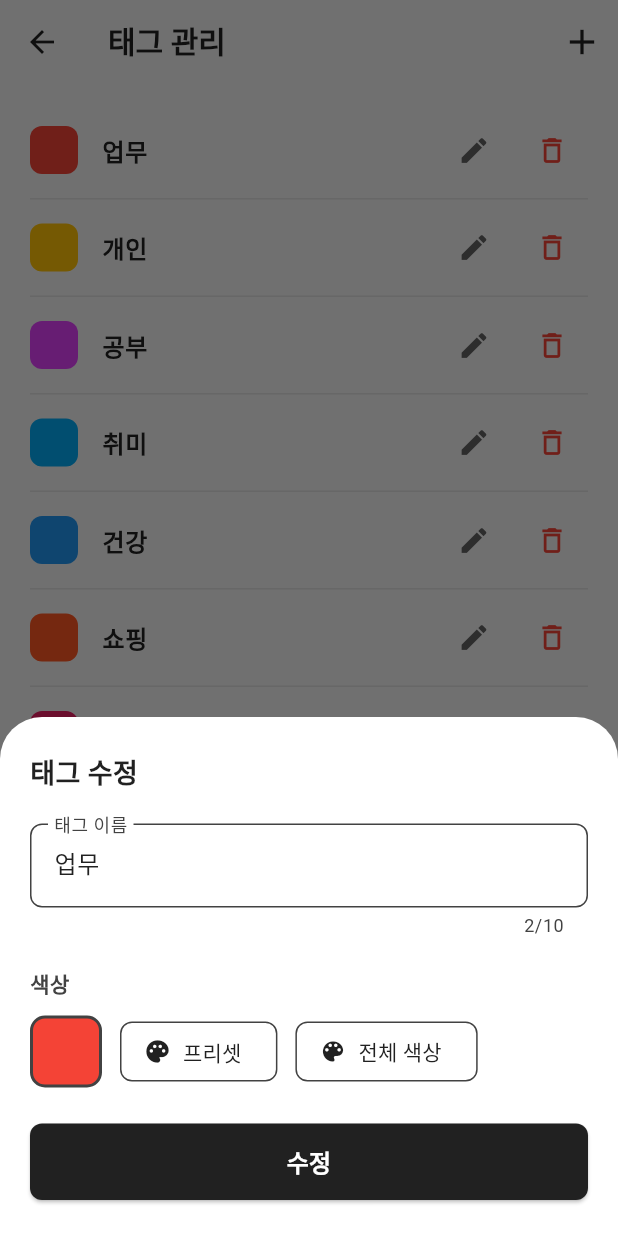
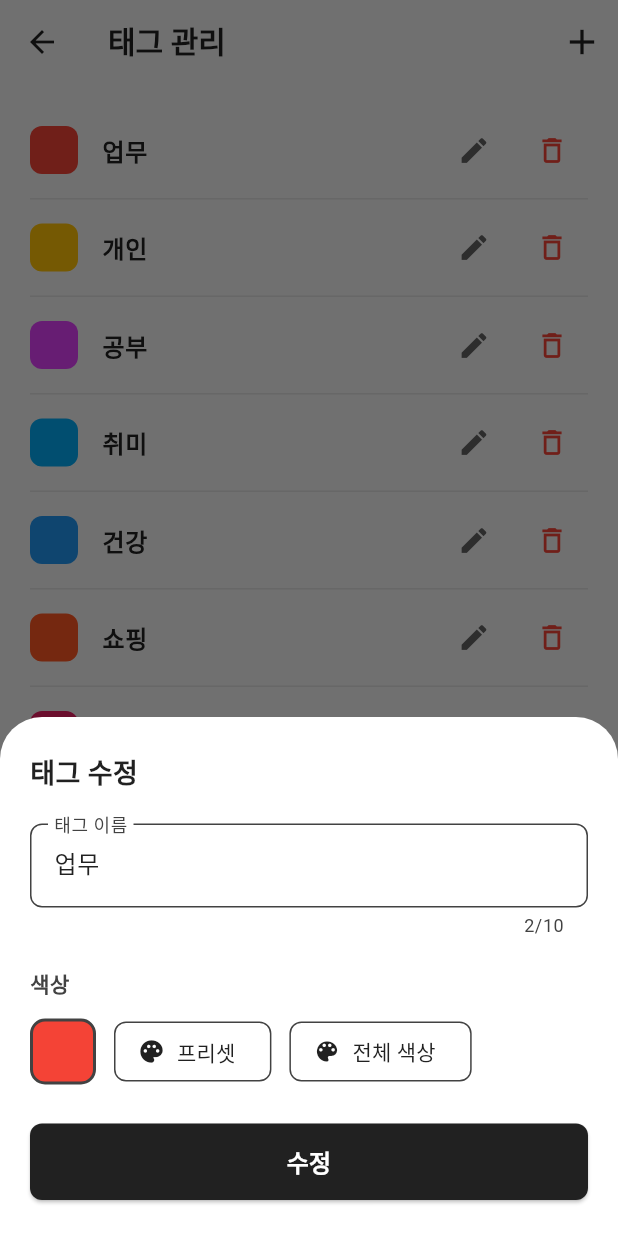
Before and after one commit to cheng80/hivetodo, a Flutter app: the TagSettings screen opened directly, after a tap on the "edit" icon, on a phone screen of 412 x 824 dp. Run offline on Flutter 3.47's test engine with Material 3 defaults, Android fonts, the phone set to English and light mode, and no system bars; our stand-ins replace flutter_colorpicker, flutter_riverpod, get_storage, hive_flutter; accounts and stored records are empty.

Commit message:
앱명·번들 TagDo 변경 및 ConfigUI 공통 설정 도입
- 앱 표기명 TagDo, 패키지/번들 com.cheng80.tagdo (iOS·Android·기타 플랫폼)
- pubspec name: tagdo, lib import 경로 일괄 변경
- ConfigUI (config_ui.dart): Flat + Minimalism + Soft UI·접근성 static 상수
  - 반경/간격/애니메이션/최소 터치 영역 등 위젯에서 ConfigUI.xxx 참조
- docs/NOTIFICATION_SETUP.md 추가, todo.md 갱신

Co-authored-by: Cursor <cursoragent@cursor.com>

````diff
--- a/lib/theme/app_colors.dart
+++ b/lib/theme/app_colors.dart
@@ -2,7 +2,7 @@
 //
 // 사용 예시:
 // ```dart
-// import 'package:flutter_hive_sample/theme/app_colors.dart';
+// import 'package:tagdo/theme/app_colors.dart';
 //
 // final p = context.palette;
 // Container(color: p.background)
--- /dev/null
+++ b/lib/theme/config_ui.dart
@@ -0,0 +1,80 @@
+// config_ui.dart
+// Flat + Minimalism + Soft UI 공통 설정 (접근성·일관성)
+//
+// 위젯에서 ConfigUI.xxx 로 참조합니다.
+// 색상은 context.palette, 레이아웃/반경/애니메이션은 여기서 통일합니다.
+
+import 'package:flutter/material.dart';
+
+/// 앱 전역 UI 상수 (Soft UI 업그레이드 + 접근성)
+class ConfigUI {
+  ConfigUI._();
+
+  // ─── 접근성 (Accessible) ─────────────────────────────────────────────
+  /// 터치 영역 최소 크기 (iOS HIG / Material 권장 48dp)
+  static const double minTouchTarget = 44.0;
+
+  /// 포커스 링 두께 (키보드/스위치 포커스 가시성)
+  static const double focusBorderWidth = 2.0;
+
+  // ─── 모서리 (Soft UI - 둥근 모서리) ───────────────────────────────────
+  static const double radiusCard = 12.0;
+  static const double radiusSheet = 16.0;
+  static const double radiusButton = 10.0;
+  static const double radiusInput = 8.0;
+  static const double radiusChip = 20.0;
+  static const double radiusTagCell = 8.0;
+
+  static BorderRadius get cardRadius => BorderRadius.circular(radiusCard);
+  static BorderRadius get sheetRadius => BorderRadius.circular(radiusSheet);
+  static BorderRadius get buttonRadius => BorderRadius.circular(radiusButton);
+  static BorderRadius get inputRadius => BorderRadius.circular(radiusInput);
+  static BorderRadius get chipRadius => BorderRadius.circular(radiusChip);
+  static BorderRadius get tagCellRadius =>
+      BorderRadius.circular(radiusTagCell);
+
+  // ─── 그림자·입체감 (Soft UI - 부드러운 그림자) ─────────────────────────
+  /// 카드/리스트 아이템 (약한 그림자)
+  static const double elevationCard = 1.0;
+  /// 바텀시트 상단 등
+  static const double elevationSheet = 2.0;
+  /// 버튼 눌림 느낌
+  static const double elevationButton = 0.5;
+  /// 드래그 중 리스트 아이템
+  static const double elevationDragProxy = 4.0;
+
+  // ─── 애니메이션 ──────────────────────────────────────────────────────
+  static const int durationShortMs = 150;
+  static const int durationMediumMs = 250;
+  static const Duration durationShort =
+      Duration(milliseconds: durationShortMs);
+  static const Duration durationMedium =
+      Duration(milliseconds: durationMediumMs);
+  static const Curve curveDefault = Curves.easeInOut;
+
+  // ─── 간격 (일관된 여백) ──────────────────────────────────────────────
+  /// 화면 좌우 패딩
+  static const double screenPaddingH = 20.0;
+  /// 리스트 아이템 좌측 여백 (홈 리스트)
+  static const double listItemMarginLeft = 20.0;
+  static const double listItemMarginRight = 8.0;
+  static const double listItemMarginTop = 12.0;
+  static const double listItemMarginBottom = 22.0;
+  /// 시트/다이얼로그 내부 좌우
+  static const double sheetPaddingH = 20.0;
+  /// 시트 내 버튼 행 높이 (minTouchTarget 이상)
+  static const double sheetButtonHeight = 50.0;
+  /// 칩 내부 패딩
+  static const double chipPaddingH = 16.0;
+  static const double chipPaddingV = 6.0;
+  /// 입력 필드 contentPadding
+  static const double inputPaddingH = 12.0;
+  static const double inputPaddingV = 8.0;
+
+  // ─── 타이포 (선택 사용) ───────────────────────────────────────────────
+  static const double fontSizeTitle = 24.0;
+  static const double fontSizeAppBar = 20.0;
+  static const double fontSizeBody = 16.0;
+  static const double fontSizeMeta = 12.0;
+  static const double fontSizeChip = 13.0;
+}
--- a/lib/util/common_util.dart
+++ b/lib/util/common_util.dart
@@ -1,5 +1,5 @@
 import 'package:flutter/material.dart';
-import 'package:flutter_hive_sample/theme/app_colors.dart';
+import 'package:tagdo/theme/app_colors.dart';
 
 /// 최상위 ScaffoldMessenger에 접근하기 위한 글로벌 키.
 /// MaterialApp의 messengerKey에 연결하면, 여러 컨텍스트에서 스낵바를
--- a/lib/view/tag_settings.dart
+++ b/lib/view/tag_settings.dart
@@ -5,10 +5,11 @@ import 'package:flutter/material.dart';
 import 'package:flutter/services.dart';
 import 'package:flutter_colorpicker/flutter_colorpicker.dart';
 import 'package:flutter_riverpod/flutter_riverpod.dart';
-import 'package:flutter_hive_sample/model/tag.dart';
-import 'package:flutter_hive_sample/model/todo_color.dart';
-import 'package:flutter_hive_sample/theme/app_colors.dart';
-import 'package:flutter_hive_sample/vm/tag_list_notifier.dart';
+import 'package:tagdo/model/tag.dart';
+import 'package:tagdo/model/todo_color.dart';
+import 'package:tagdo/theme/app_colors.dart';
+import 'package:tagdo/theme/config_ui.dart';
+import 'package:tagdo/vm/tag_list_notifier.dart';
 
 /// 태그 설정 화면
 class TagSettings extends ConsumerWidget {
@@ -57,8 +58,8 @@ class TagSettings extends ConsumerWidget {
             separatorBuilder: (_, _) => Divider(
               color: p.divider,
               height: 1,
-              indent: 20,
-              endIndent: 20,
+              indent: ConfigUI.screenPaddingH,
+              endIndent: ConfigUI.screenPaddingH,
             ),
             itemBuilder: (context, index) {
               final tag = tags[index];
@@ -138,13 +139,16 @@ class _TagTile extends StatelessWidget {
     final p = context.palette;
 
     return ListTile(
-      contentPadding: const EdgeInsets.symmetric(horizontal: 20, vertical: 4),
+      contentPadding: const EdgeInsets.symmetric(
+        horizontal: ConfigUI.screenPaddingH,
+        vertical: 4,
+      ),
       leading: Container(
         width: 32,
         height: 32,
         decoration: BoxDecoration(
           color: tag.color,
-          borderRadius: BorderRadius.circular(8),
+          borderRadius: ConfigUI.tagCellRadius,
         ),
       ),
       title: Text(
@@ -213,8 +217,8 @@ class _TagEditorSheetState extends ConsumerState<_TagEditorSheet> {
 
     return Padding(
       padding: EdgeInsets.only(
-        left: 20,
-        right: 20,
+        left: ConfigUI.sheetPaddingH,
+        right: ConfigUI.sheetPaddingH,
         top: 24,
         bottom: MediaQuery.of(context).viewInsets.bottom + 24,
       ),
@@ -244,12 +248,15 @@ class _TagEditorSheetState extends ConsumerState<_TagEditorSheet> {
               labelStyle: TextStyle(color: p.iconOnSheet),
               counterStyle: TextStyle(color: p.iconOnSheet),
               enabledBorder: OutlineInputBorder(
-                borderRadius: BorderRadius.circular(8),
+                borderRadius: ConfigUI.inputRadius,
                 borderSide: BorderSide(color: p.iconOnSheet),
               ),
               focusedBorder: OutlineInputBorder(
-                borderRadius: BorderRadius.circular(8),
-                borderSide: BorderSide(color: p.textOnSheet, width: 2),
+                borderRadius: ConfigUI.inputRadius,
+                borderSide: BorderSide(
+                  color: p.textOnSheet,
+                  width: ConfigUI.focusBorderWidth,
+                ),
               ),
             ),
           ),
@@ -271,12 +278,15 @@ class _TagEditorSheetState extends ConsumerState<_TagEditorSheet> {
             children: [
               /// 선택된 색상 미리보기
               Container(
-                width: 48,
-                height: 48,
+                width: ConfigUI.minTouchTarget,
+                height: ConfigUI.minTouchTarget,
                 decoration: BoxDecoration(
                   color: _selectedColor,
-                  borderRadius: BorderRadius.circular(10),
-                  border: Border.all(color: p.iconOnSheet, width: 2),
+                  borderRadius: ConfigUI.buttonRadius,
+                  border: Border.all(
+                    color: p.iconOnSheet,
+                    width: ConfigUI.focusBorderWidth,
+                  ),
                 ),
               ),
 
@@ -288,7 +298,7 @@ class _TagEditorSheetState extends ConsumerState<_TagEditorSheet> {
                 style: OutlinedButton.styleFrom(
                   side: BorderSide(color: p.iconOnSheet),
                   shape: RoundedRectangleBorder(
-                    borderRadius: BorderRadius.circular(8),
+                    borderRadius: ConfigUI.inputRadius,
                   ),
                 ),
               ),
@@ -301,7 +311,7 @@ class _TagEditorSheetState extends ConsumerState<_TagEditorSheet> {
                 style: OutlinedButton.styleFrom(
                   side: BorderSide(color: p.iconOnSheet),
                   shape: RoundedRectangleBorder(
-                    borderRadius: BorderRadius.circular(8),
+                    borderRadius: ConfigUI.inputRadius,
                   ),
                 ),
               ),
@@ -318,8 +328,9 @@ class _TagEditorSheetState extends ConsumerState<_TagEditorSheet> {
                 backgroundColor: p.textOnSheet,
                 foregroundColor: p.sheetBackground,
                 padding: const EdgeInsets.symmetric(vertical: 14),
+                minimumSize: const Size(0, ConfigUI.minTouchTarget),
                 shape: RoundedRectangleBorder(
-                  borderRadius: BorderRadius.circular(8),
+                  borderRadius: ConfigUI.inputRadius,
                 ),
               ),
               child: Text(
--- a/lib/vm/database_handler.dart
+++ b/lib/vm/database_handler.dart
@@ -3,7 +3,7 @@
 
 
 import 'package:hive_flutter/hive_flutter.dart';
-import 'package:flutter_hive_sample/model/todo.dart';
+import 'package:tagdo/model/todo.dart';
 
 /// DatabaseHandler - Hive Box를 통한 Todo CRUD 연산을 담당하는 클래스
 ///
--- a/lib/vm/tag_handler.dart
+++ b/lib/vm/tag_handler.dart
@@ -3,7 +3,7 @@
 
 import 'package:flutter/material.dart';
 import 'package:hive_flutter/hive_flutter.dart';
-import 'package:flutter_hive_sample/model/tag.dart';
+import 'package:tagdo/model/tag.dart';
 /// 기본 태그 (이름, 색상)
 const List<(String, Color)> _defaults = [
   ('업무', Colors.red),
--- a/lib/vm/tag_list_notifier.dart
+++ b/lib/vm/tag_list_notifier.dart
@@ -2,8 +2,8 @@
 // Tag 목록 Riverpod Notifier
 
 import 'package:flutter_riverpod/flutter_riverpod.dart';
-import 'package:flutter_hive_sample/model/tag.dart';
-import 'package:flutter_hive_sample/vm/tag_handler.dart';
+import 'package:tagdo/model/tag.dart';
+import 'package:tagdo/vm/tag_handler.dart';
 
 /// Tag 목록 비동기 관리
 class TagListNotifier extends AsyncNotifier<List<Tag>> {
--- a/lib/vm/theme_notifier.dart
+++ b/lib/vm/theme_notifier.dart
@@ -3,7 +3,7 @@
 
 import 'package:flutter/material.dart';
 import 'package:flutter_riverpod/flutter_riverpod.dart';
-import 'package:flutter_hive_sample/util/app_storage.dart';
+import 'package:tagdo/util/app_storage.dart';
 
 /// 테마 모드 상태를 관리하는 Notifier
 class ThemeNotifier extends Notifier<ThemeMode> {
--- a/lib/vm/todo_list_notifier.dart
+++ b/lib/vm/todo_list_notifier.dart
@@ -2,8 +2,8 @@
 // Todo 목록 Riverpod Notifier
 
 import 'package:flutter_riverpod/flutter_riverpod.dart';
-import 'package:flutter_hive_sample/model/todo.dart';
-import 'package:flutter_hive_sample/vm/database_handler.dart';
+import 'package:tagdo/model/todo.dart';
+import 'package:tagdo/vm/database_handler.dart';
 
 /// TodoListNotifier - Riverpod AsyncNotifier 기반 ViewModel
 ///
````
Also changed, not shown: lib/main.dart (+5 -5 lines), lib/view/app_drawer.dart (+11 -5 lines), lib/view/home.dart (+13 -12 lines), lib/view/home_widgets.dart (+20 -11 lines), lib/view/sheets/todo_delete_sheet.dart (+12 -7 lines), lib/view/sheets/todo_edit_sheet.dart (+25 -18 lines), lib/view/todo_item.dart (+30 -12 lines), pubspec.yaml (+18 -5 lines), 19 other files.
